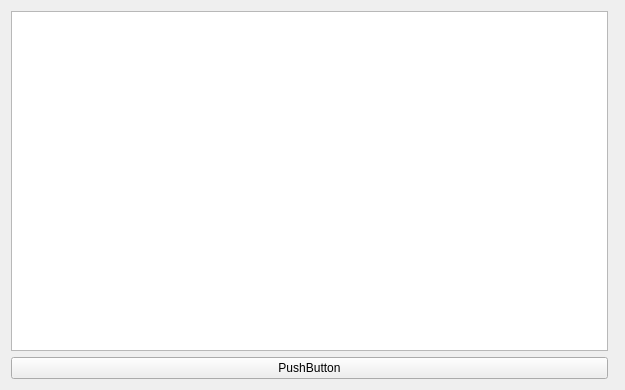
Qt form IG/producteurIG/producteurPanel/producteurpanel.ui (4mbroise/goodBasket) before a commit.
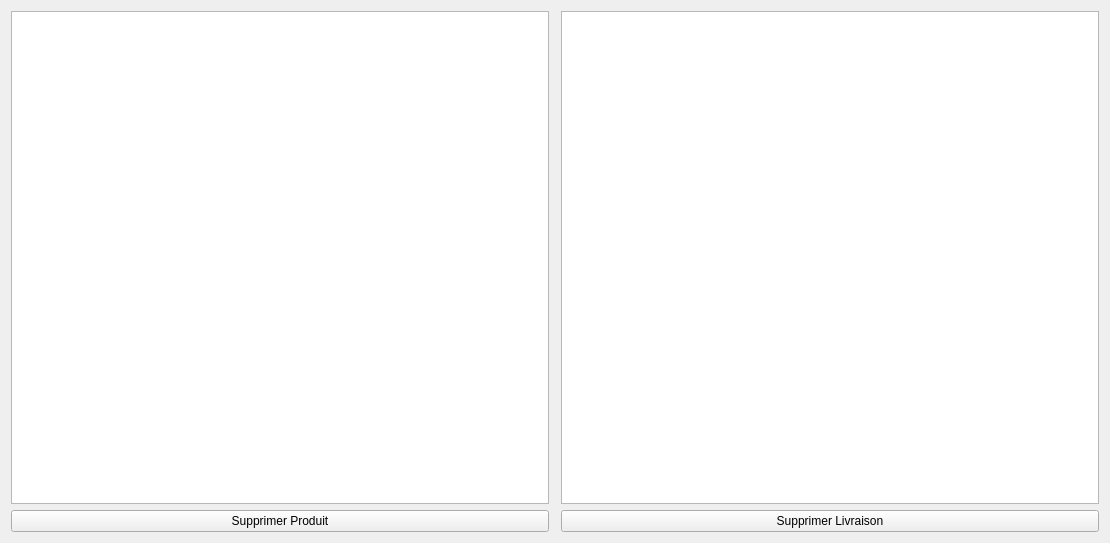
The same form after that commit.

Commit message: Consulter Livraisons et Annuler Livraisons (Producteur)

What changed in the file:
```diff
--- a/IG/producteurIG/producteurPanel/producteurpanel.ui
+++ b/IG/producteurIG/producteurPanel/producteurpanel.ui
@@ -6,8 +6,8 @@
    <rect>
     <x>0</x>
     <y>0</y>
-    <width>625</width>
-    <height>390</height>
+    <width>1110</width>
+    <height>543</height>
    </rect>
   </property>
   <property name="sizePolicy">
@@ -44,7 +44,7 @@
      <item>
       <widget class="QPushButton" name="pushButton">
        <property name="text">
-        <string>PushButton</string>
+        <string>Supprimer Produit</string>
        </property>
       </widget>
      </item>
@@ -53,6 +53,30 @@
    <item>
     <widget class="QWidget" name="widget" native="true"/>
    </item>
+   <item>
+    <layout class="QVBoxLayout" name="verticalLayout_2">
+     <item>
+      <widget class="QTableView" name="tableView_2">
+       <property name="editTriggers">
+        <set>QAbstractItemView::NoEditTriggers</set>
+       </property>
+       <property name="selectionMode">
+        <enum>QAbstractItemView::SingleSelection</enum>
+       </property>
+       <property name="selectionBehavior">
+        <enum>QAbstractItemView::SelectRows</enum>
+       </property>
+      </widget>
+     </item>
+     <item>
+      <widget class="QPushButton" name="pushButton_2">
+       <property name="text">
+        <string>Supprimer Livraison</string>
+       </property>
+      </widget>
+     </item>
+    </layout>
+   </item>
   </layout>
  </widget>
  <resources/>
```
The commit also changes 5 other files.
